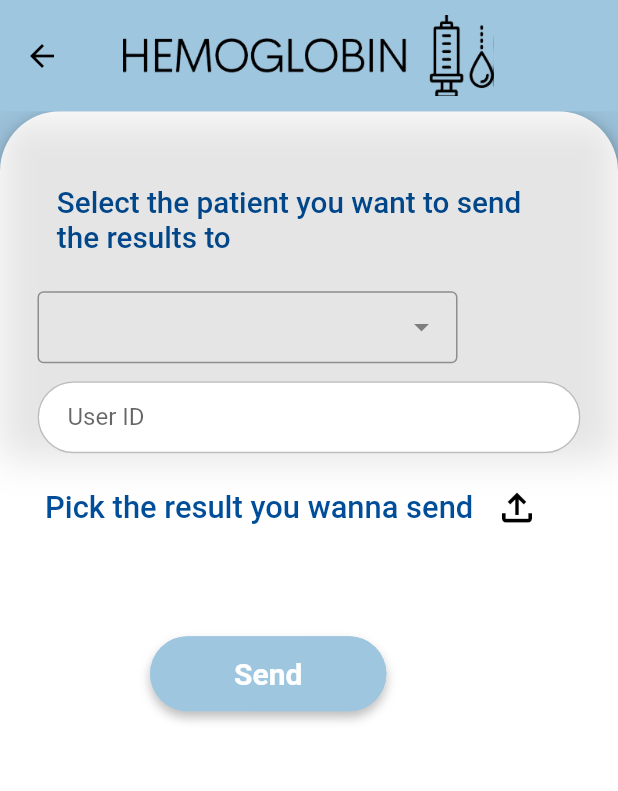
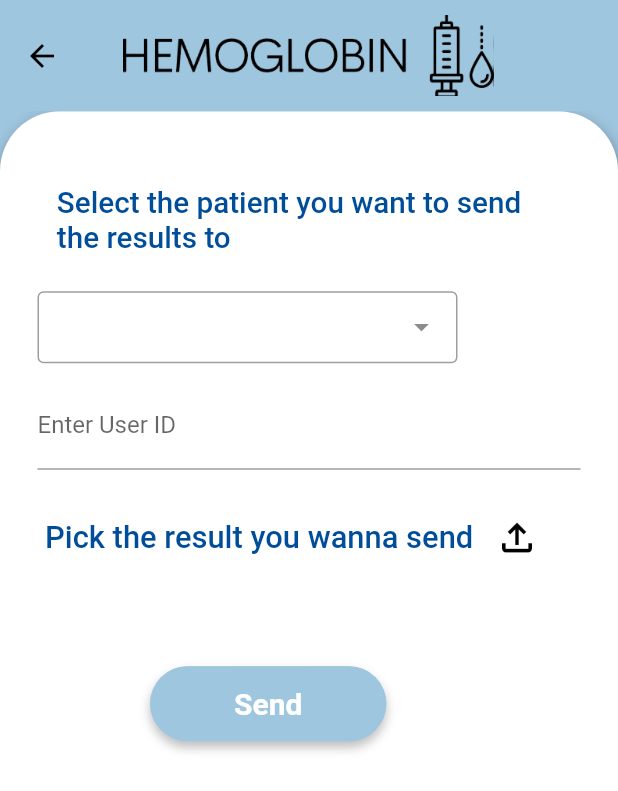
Before and after one commit to aliyaseen2000/grad_project, a Flutter app: the result_page screen opened directly, on a phone screen of 412 x 824 dp. Shown: the top 791 px of the screen. Run offline on Flutter 3.47's test engine with Material 2 defaults, Android fonts, the phone set to English and light mode, and no system bars; drawn by our look-alikes of dropdown_search; our stand-ins replace curved_navigation_bar, file_picker, font_awesome_flutter, google_fonts, hexcolor, image_cropper and 2 more; missing offline and left inert: grad_proj.

Commit message:
Update result.dart

```diff
--- a/lib/pages/admin/result.dart
+++ b/lib/pages/admin/result.dart
@@ -129,26 +129,17 @@
               ),
               Container(
                 padding: EdgeInsets.fromLTRB(25, 180, 25, 0),
-                alignment: Alignment.center,
-                child: TextFormField(
+                child: TextField(
                   controller: UserID,
-                  obscureText: true,
-                  decoration: ThemeHelper()
-                      .textInputDecoration("User ID", "Enter User ID"),
-                  validator: (val) {
-                    if (val!.isEmpty) {
-                      return "Please enter your User ID";
-                    }
-
-                    return null;
-                  },
+                  decoration: InputDecoration(
+                      labelText: "Enter User ID" //label text of field
+                      ),
                 ),
-                decoration: ThemeHelper().inputBoxDecorationShaddow(),
               ),
               Row(
                 children: [
                   Padding(
-                    padding: EdgeInsets.fromLTRB(30, 240, 0, 0),
+                    padding: EdgeInsets.fromLTRB(30, 260, 0, 0),
                     child: Text(
                       'Pick the result you wanna send ',
                       style: TextStyle(
@@ -159,7 +150,7 @@
                     ),
                   ),
                   Padding(
-                    padding: EdgeInsets.fromLTRB(0, 240, 35, 0),
+                    padding: EdgeInsets.fromLTRB(0, 260, 35, 0),
                     child: IconButton(
                       icon: Icon(
                         Icons.file_upload_outlined,
@@ -174,7 +165,7 @@
                 ],
               ),
               Padding(
-                padding: EdgeInsets.fromLTRB(115, 290, 0, 0),
+                padding: EdgeInsets.fromLTRB(115, 320, 0, 0),
                 child: Text(
                   fileName,
                   style: TextStyle(
@@ -185,7 +176,7 @@
                 ),
               ),
               Padding(
-                padding: EdgeInsets.fromLTRB(100, 350, 0, 0),
+                padding: EdgeInsets.fromLTRB(100, 370, 0, 0),
                 child: Container(
                   decoration: ThemeHelper().buttonBoxDecoration(context),
                   child: ElevatedButton(
```
